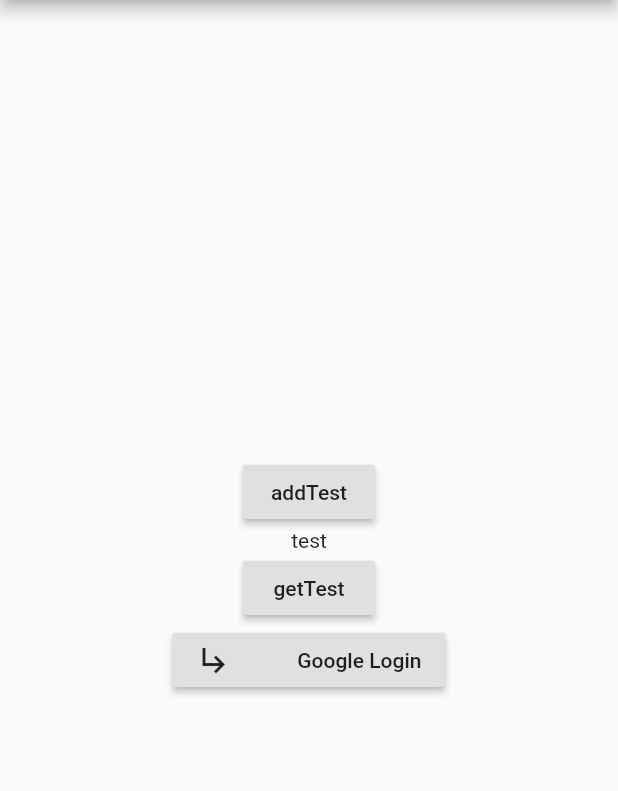
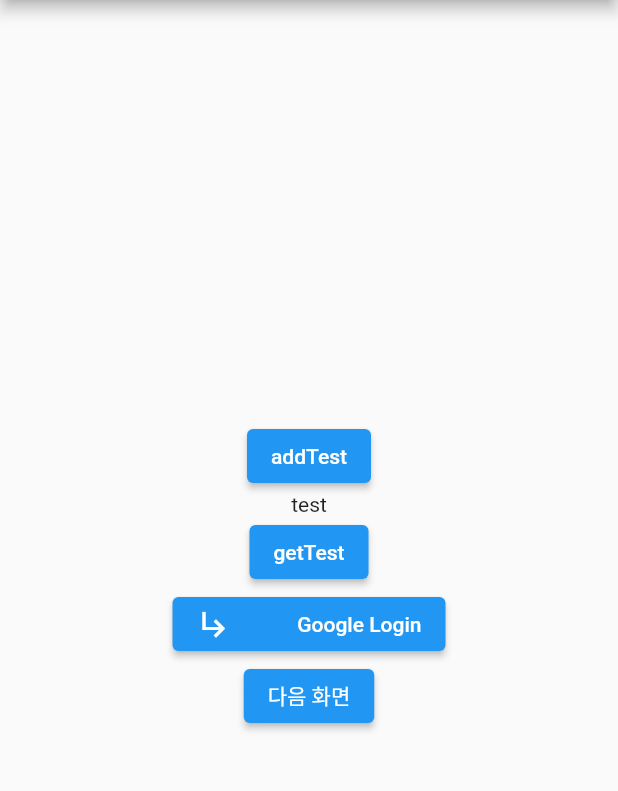
Before and after one commit to boring-km/firebase-flutter-practice, a Flutter app: the screen it shows after launch, on a phone screen of 412 x 824 dp, the part 84-875 px from its top. Run offline on Flutter 3.47's test engine with Material 2 defaults, Android fonts, the phone set to English and light mode, and no system bars; our stand-ins replace cloud_firestore, firebase_auth, google_sign_in, toast; missing offline and left inert: mysql1; accounts and stored records are empty.

```diff
--- a/lib/main.dart
+++ b/lib/main.dart
@@ -1,5 +1,7 @@
 import 'package:biosns/firebase.dart';
+import 'package:biosns/next.dart';
 import 'package:firebase_auth/firebase_auth.dart';
+import 'package:flutter/cupertino.dart';
 import 'package:flutter/material.dart';
 import 'package:google_sign_in/google_sign_in.dart';
 import 'package:toast/toast.dart';
@@ -90,14 +92,14 @@ class _MyHomePageState extends State<MyHomePage> {
         child: Column(
           mainAxisAlignment: MainAxisAlignment.center,
           children: <Widget>[
-            RaisedButton(
+            ElevatedButton(
               child: Text('addTest'),
               onPressed: () {
                 FirebaseImpl.addTest("진강민");
               },
             ),
             Text(_data),
-            RaisedButton(
+            ElevatedButton(
               child: Text('getTest'),
               onPressed: () async {
                 _data = await FirebaseImpl.readTest();
@@ -111,7 +113,7 @@ class _MyHomePageState extends State<MyHomePage> {
                 Text(email),
               ],
             ),
-            RaisedButton(
+            ElevatedButton(
               onPressed: () {
                 if (email == "") {
                   signIn();
@@ -129,6 +131,12 @@ class _MyHomePageState extends State<MyHomePage> {
                   ],
                 ),
               ),
+            ),
+            ElevatedButton(
+                child: Text("다음 화면"),
+                onPressed: () {
+                  Navigator.push(context, CupertinoPageRoute(builder: (context) => SecondPage()));
+                }
             )
           ],
         ),
--- a/pubspec.yaml
+++ b/pubspec.yaml
@@ -18,6 +18,7 @@ dependencies:
   firebase_auth: ^0.15.4
   google_sign_in: ^4.0.1+3
   toast: ^0.1.3
+  mysql1: 0.19.2
 
 dev_dependencies:
   flutter_test:
```
Also changed, not shown: lib/next.dart (added, +55 -0 lines), assets/google-logo.png (added), pubspec.lock.
